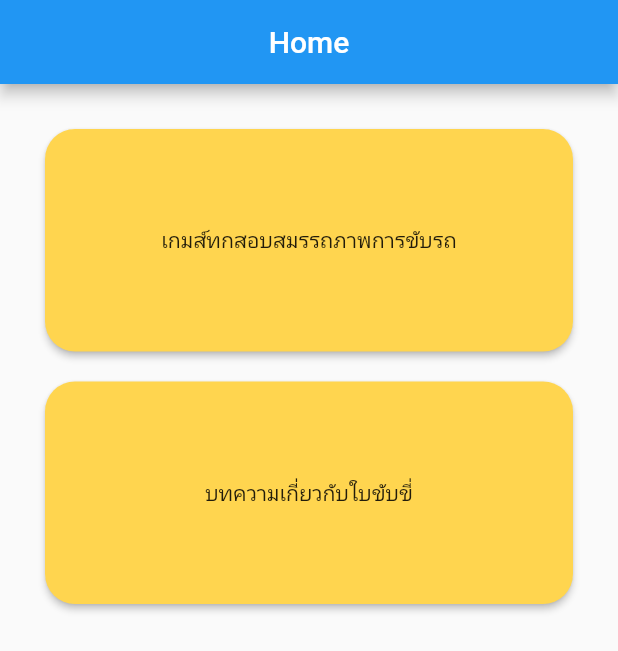
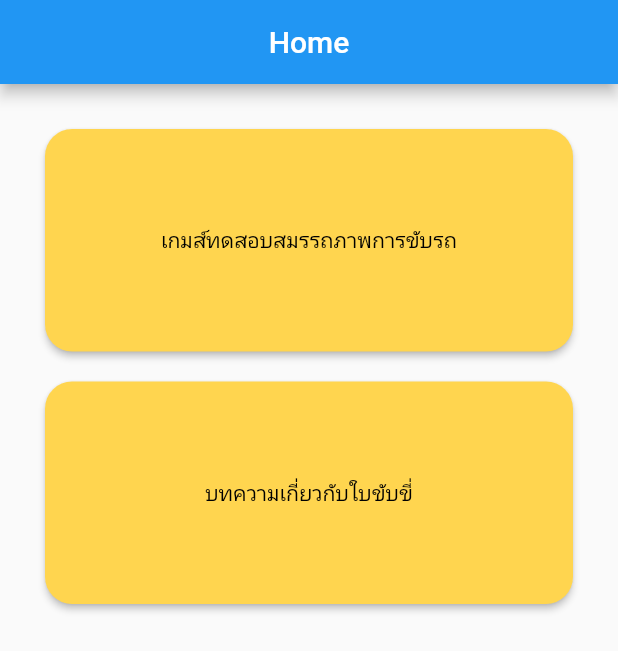
Before and after one commit to tham9500/ft_app_easy_drive, a Flutter app: the screen it shows after launch, on a phone screen of 412 x 824 dp. Shown: the top 651 px of the screen. Run offline on Flutter 3.47's test engine with Material 2 defaults, Android fonts, the phone set to English and light mode, and no system bars; our stand-ins replace shared_preferences; missing offline and left inert: splash_screen_view.

Commit message:
[fix]Button page

```diff
--- a/lib/pages/home.dart
+++ b/lib/pages/home.dart
@@ -35,14 +35,20 @@ class _Home_pageState extends State<Home_page> {
     return Container(
         height: MediaQuery.of(context).size.height * 0.18,
         width: MediaQuery.of(context).size.width,
+
         // color: Colors.amber.shade200,
-        child: RaisedButton(
-            color: Colors.amber.shade300,
-            shape:
-                RoundedRectangleBorder(borderRadius: BorderRadius.circular(20)),
-            child: Text("เกมส์ทกสอบสมรรถภาพการขับรถ"),
+        child: ElevatedButton(
+            style: ButtonStyle(
+                foregroundColor: MaterialStateProperty.all<Color>(Colors.black),
+                backgroundColor:
+                    MaterialStateProperty.all<Color>(Colors.amber.shade300),
+                shape: MaterialStateProperty.all<RoundedRectangleBorder>(
+                    RoundedRectangleBorder(
+                  borderRadius: BorderRadius.circular(18.0),
+                ))),
+            child: Text("เกมส์ทดสอบสมรรถภาพการขับรถ"),
             onPressed: () {
-              print("games click");
+              print("games colors click");
               Navigator.push(context,
                   MaterialPageRoute(builder: (context) => Home_game()));
             }));
@@ -54,13 +60,16 @@ class _Home_pageState extends State<Home_page> {
         width: MediaQuery.of(context).size.width,
 
         // color: Colors.amber.shade200,
-        child: RaisedButton(
-            color: Colors.amber.shade300,
-            shape:
-                RoundedRectangleBorder(borderRadius: BorderRadius.circular(20)),
+        child: ElevatedButton(
+            style: ButtonStyle(
+                foregroundColor: MaterialStateProperty.all<Color>(Colors.black),
+                backgroundColor:
+                    MaterialStateProperty.all<Color>(Colors.amber.shade300),
+                shape: MaterialStateProperty.all<RoundedRectangleBorder>(
+                    RoundedRectangleBorder(
+                  borderRadius: BorderRadius.circular(18.0),
+                ))),
             child: Text("บทความเกี่ยวกับใบขับขี่"),
-            onPressed: () {
-              print("games click");
-            }));
+            onPressed: () {}));
   }
 }
```
Also changed, not shown: lib/pages/games_page/example_distance.dart (+65 -6 lines), lib/pages/games_page/home_game.dart (+23 -12 lines).
